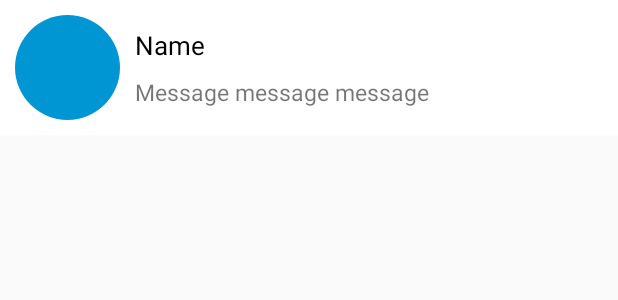
After one commit to utapyngo/UpClubRep, an Android app: the layout card_chat.xml on its own in the app's theme, with its tools: preview values and no code run, on a phone screen of 412 x 824 dp. The commit adds this screen. Shown: the top 300 px of the screen. Run offline under Robolectric (Android 15) with nearby library versions, the phone set to English and light mode, and no system bars.

Commit message:
Chats update

```diff
--- a/app/build.gradle
+++ b/app/build.gradle
@@ -1,4 +1,5 @@
 apply plugin: 'com.android.application'
+apply plugin: 'com.google.gms.google-services'
 
 android {
     compileSdkVersion 29
--- /dev/null
+++ b/app/src/main/java/com/example/upclubapp/interfaces/OnClickModel.java
@@ -0,0 +1,6 @@
+package com.example.upclubapp.interfaces;
+
+public interface OnClickModel<T> {
+    void onClick(T model);
+    void onLongClick(T model);
+}
--- a/app/src/main/java/com/example/upclubapp/view/activity/MainActivity.java
+++ b/app/src/main/java/com/example/upclubapp/view/activity/MainActivity.java
@@ -32,6 +32,8 @@ public class MainActivity extends AppCompatActivity
         AHBottomNavigationAdapter adapter =
                 new AHBottomNavigationAdapter(this, R.menu.menu_bottom_navigaton);
         adapter.setupWithBottomNavigation(ahBottomNavigation);
+        ahBottomNavigation.setOnTabSelectedListener(this);
+        ahBottomNavigation.setAccentColor(getResources().getColor(R.color.colorPrimary));
     }
 
     @Override
--- /dev/null
+++ b/app/src/main/res/layout/card_chat.xml
@@ -0,0 +1,55 @@
+<?xml version="1.0" encoding="utf-8"?>
+<LinearLayout xmlns:android="http://schemas.android.com/apk/res/android"
+    xmlns:app="http://schemas.android.com/apk/res-auto"
+    android:orientation="vertical"
+    android:layout_width="match_parent"
+    android:layout_height="wrap_content">
+
+    <androidx.cardview.widget.CardView
+        android:id="@+id/cardView"
+        android:layout_width="match_parent"
+        android:layout_height="wrap_content"
+        app:cardCornerRadius="0dp">
+
+        <androidx.constraintlayout.widget.ConstraintLayout
+            android:layout_width="match_parent"
+            android:layout_height="wrap_content"
+            android:padding="10dp">
+
+            <de.hdodenhof.circleimageview.CircleImageView
+                android:id="@+id/ivImage"
+                android:layout_width="70dp"
+                android:layout_height="70dp"
+                android:src="@color/colorPrimary"
+                android:scaleType="centerCrop"
+                app:layout_constraintTop_toTopOf="parent"
+                app:layout_constraintBottom_toBottomOf="parent"
+                app:layout_constraintStart_toStartOf="parent"/>
+
+            <TextView
+                android:id="@+id/tvName"
+                android:layout_width="wrap_content"
+                android:layout_height="wrap_content"
+                android:text="Name"
+                android:textColor="@android:color/black"
+                android:textSize="17sp"
+                app:layout_constraintTop_toTopOf="@id/ivImage"
+                app:layout_constraintStart_toEndOf="@id/ivImage"
+                app:layout_constraintBottom_toTopOf="@id/tvMessage"
+                android:layout_marginStart="10dp"/>
+
+            <TextView
+                android:id="@+id/tvMessage"
+                android:layout_width="wrap_content"
+                android:layout_height="wrap_content"
+                android:text="Message message message"
+                android:textSize="15sp"
+                app:layout_constraintStart_toStartOf="@id/tvName"
+                app:layout_constraintTop_toBottomOf="@id/tvName"
+                app:layout_constraintBottom_toBottomOf="@id/ivImage"/>
+
+        </androidx.constraintlayout.widget.ConstraintLayout>
+
+    </androidx.cardview.widget.CardView>
+
+</LinearLayout>
--- a/app/src/main/res/layout/fragment_chats.xml
+++ b/app/src/main/res/layout/fragment_chats.xml
@@ -10,4 +10,10 @@
         android:layout_width="match_parent"
         android:layout_height="match_parent"/>
 
+    <ProgressBar
+        android:id="@+id/progressBar"
+        android:layout_width="wrap_content"
+        android:layout_height="wrap_content"
+        android:layout_gravity="center"/>
+
 </FrameLayout>
--- a/app/src/main/res/values/colors.xml
+++ b/app/src/main/res/values/colors.xml
@@ -1,6 +1,6 @@
 <?xml version="1.0" encoding="utf-8"?>
 <resources>
-    <color name="colorPrimary">#008577</color>
-    <color name="colorPrimaryDark">#00574B</color>
-    <color name="colorAccent">#D81B60</color>
+    <color name="colorPrimary">#0096d3</color>
+    <color name="colorPrimaryDark">#0096d3</color>
+    <color name="colorAccent">#01528a</color>
 </resources>
--- a/app/src/main/res/values/strings.xml
+++ b/app/src/main/res/values/strings.xml
@@ -1,9 +1,9 @@
 <resources>
-    <string name="app_name">upClubApp</string>
+    <string name="app_name" translatable="false">upClubApp</string>
     <string name="item_profile">Profile</string>
     <string name="item_chats">Chats</string>
     <string name="item_market">Market</string>
 
     <!-- TODO: Remove or change this placeholder text -->
-    <string name="hello_blank_fragment">Hello blank fragment</string>
+    <string name="hello_blank_fragment" translatable="false">Hello blank fragment</string>
 </resources>
--- a/build.gradle
+++ b/build.gradle
@@ -8,6 +8,7 @@ buildscript {
     }
     dependencies {
         classpath 'com.android.tools.build:gradle:3.4.1'
+        classpath 'com.google.gms:google-services:4.2.0'
 
         // NOTE: Do not place your application dependencies here; they belong
         // in the individual module build.gradle files
```
Also changed, not shown: app/src/main/java/com/example/upclubapp/adapters/ChatsRecyclerViewAdapter.java (+76 -1 lines), app/src/main/java/com/example/upclubapp/model/Chat.java (added, +60 -0 lines), app/src/main/java/com/example/upclubapp/view/fragment/ChatsFragment.java (+56 -1 lines), 1 other file.
